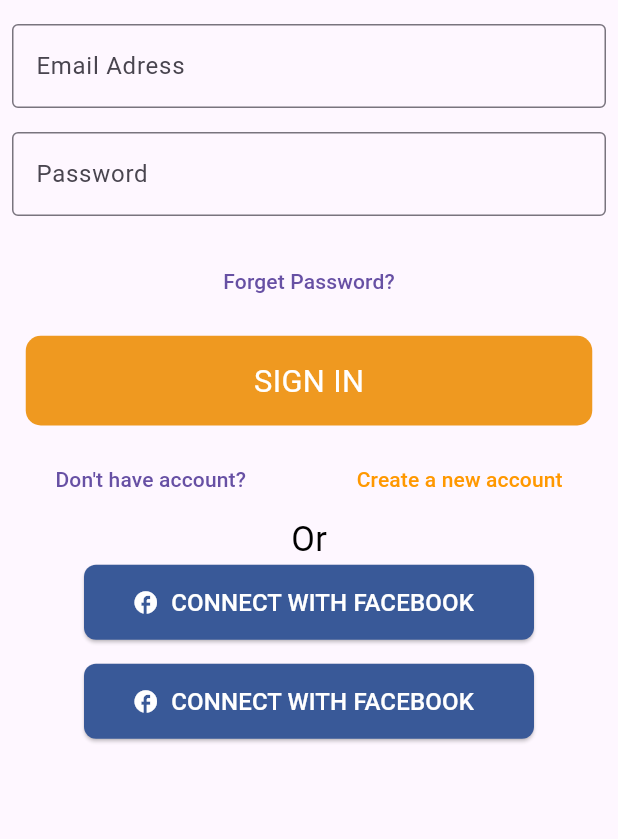
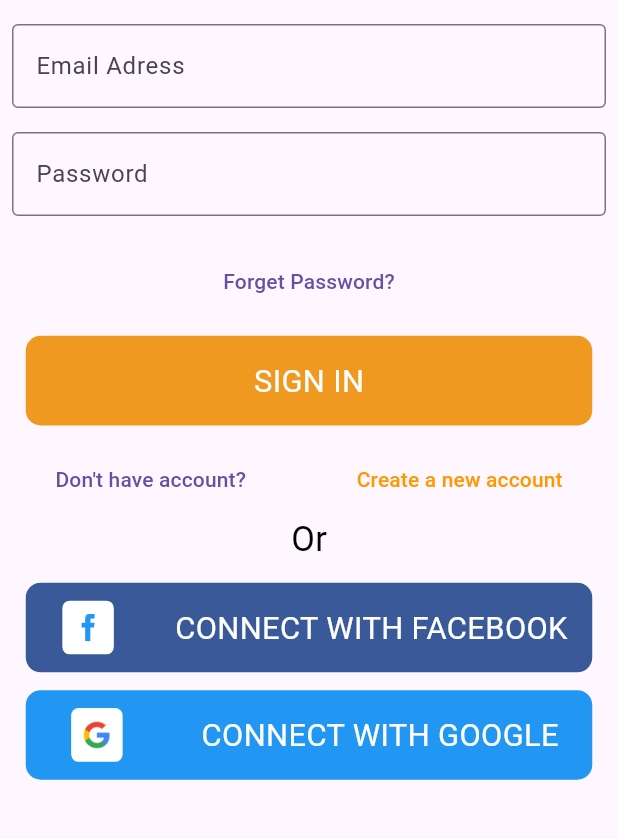
Before and after one commit to Muhammd-Shehzad/tammfoodapp, a Flutter app: the SignIn screen opened directly, on a phone screen of 412 x 824 dp, the part 345-1184 px from its top. Run offline on Flutter 3.47's test engine with Material 3 defaults, Android fonts, the phone set to English and light mode, and no system bars; our stand-ins replace flutter_screenutil, get.

```diff
--- a/lib/UI/SignIn/sign_in.dart
+++ b/lib/UI/SignIn/sign_in.dart
@@ -3,6 +3,7 @@ import 'package:flutter_screenutil/flutter_screenutil.dart';
 import 'package:foodapp/CustomWidget/custom_button.dart';
 import 'package:foodapp/CustomWidget/custom_text_field.dart';
 import 'package:foodapp/UI/ForgetPassword/forgot_password.dart';
+import 'package:foodapp/UI/SignUp/create_screen.dart';
 import 'package:get/get.dart';
 
 class SignIn extends StatefulWidget {
@@ -40,7 +41,10 @@ class _SignInState extends State<SignIn> {
               padding: const EdgeInsets.all(8.0),
               child: Text(
                 'Enter your Phone number or Email\naddresses for sign in.Enjoy your food:)',
-                style: TextStyle(color: Colors.black, fontSize: 18.sp,fontWeight: FontWeight.w300),
+                style: TextStyle(
+                    color: Colors.black,
+                    fontSize: 18.sp,
+                    fontWeight: FontWeight.w300),
               ),
             ),
           ),
@@ -51,12 +55,17 @@ class _SignInState extends State<SignIn> {
                 padding: const EdgeInsets.all(8.0),
                 child: CustomTextField(
                   text: 'Email Adress',
+                  icon: Icon(
+                    Icons.check,
+                    color: Colors.orange,
+                  ),
                 ),
               ),
               Padding(
                 padding: const EdgeInsets.all(8.0),
                 child: CustomTextField(
                   text: 'Password',
+                  icon: Icon(Icons.visibility),
                 ),
               ),
               SizedBox(
@@ -89,7 +98,9 @@ class _SignInState extends State<SignIn> {
                     child: Text('Don\'t have account?'),
                   ),
                   TextButton(
-                    onPressed: () {},
+                    onPressed: () {
+                      Get.to(CreateScreen());
+                    },
                     child: Text(
                       'Create a new account',
                       style: TextStyle(color: Colors.orange),
@@ -101,35 +112,79 @@ class _SignInState extends State<SignIn> {
                 'Or',
                 style: TextStyle(color: Colors.black, fontSize: 20.sp),
               ),
-              ElevatedButton.icon(
-                style: ElevatedButton.styleFrom(
-                  backgroundColor: Color(0xFF395998),
-                  minimumSize: Size(300, 50),
-                  shape: RoundedRectangleBorder(
-                    borderRadius: BorderRadius.circular(8),
+              SizedBox(
+                height: 10.h,
+              ),
+              InkWell(
+                onTap: () {},
+                child: Container(
+                  height: 50.h,
+                  width: 330.w,
+                  decoration: BoxDecoration(
+                      color: Color(0xFF395998),
+                      borderRadius: BorderRadius.circular(10)),
+                  child: Row(
+                    mainAxisAlignment: MainAxisAlignment.spaceAround,
+                    children: [
+                      Padding(
+                        padding: const EdgeInsets.all(8.0),
+                        child: Container(
+                          height: 30.h,
+                          width: 30.w,
+                          decoration: BoxDecoration(
+                              color: Colors.white,
+                              borderRadius: BorderRadius.circular(5)),
+                          child: Padding(
+                            padding: const EdgeInsets.all(8.0),
+                            child: Image.asset(
+                              'assets/f.png',
+                              color: Colors.blue,
+                            ),
+                          ),
+                        ),
+                      ),
+                      Text(
+                        'CONNECT WITH FACEBOOK',
+                        style: TextStyle(color: Colors.white, fontSize: 18.sp),
+                      ),
+                    ],
                   ),
                 ),
-                onPressed: () {},
-                icon: Icon(Icons.facebook, color: Colors.white),
-                label: Text(
-                  "CONNECT WITH FACEBOOK",
-                  style: TextStyle(color: Colors.white, fontSize: 16),
-                ),
               ),
-              SizedBox(height: 16),
-              ElevatedButton.icon(
-                style: ElevatedButton.styleFrom(
-                  backgroundColor: Color(0xFF395998),
-                  minimumSize: Size(300, 50),
-                  shape: RoundedRectangleBorder(
-                    borderRadius: BorderRadius.circular(8),
+              SizedBox(
+                height: 10.h,
+              ),
+              InkWell(
+                onTap: () {},
+                child: Container(
+                  height: 50.h,
+                  width: 330.w,
+                  decoration: BoxDecoration(
+                      color: Colors.blue,
+                      borderRadius: BorderRadius.circular(10)),
+                  child: Row(
+                    mainAxisAlignment: MainAxisAlignment.spaceAround,
+                    children: [
+                      Padding(
+                        padding: const EdgeInsets.all(8.0),
+                        child: Container(
+                          height: 30.h,
+                          width: 30.w,
+                          decoration: BoxDecoration(
+                              color: Colors.white,
+                              borderRadius: BorderRadius.circular(5)),
+                          child: Padding(
+                            padding: const EdgeInsets.all(8.0),
+                            child: Image.asset('assets/g.png'),
+                          ),
+                        ),
+                      ),
+                      Text(
+                        'CONNECT WITH GOOGLE',
+                        style: TextStyle(color: Colors.white, fontSize: 18.sp),
+                      ),
+                    ],
                   ),
-                ),
-                onPressed: () {},
-                icon: Icon(Icons.facebook, color: Colors.white),
-                label: Text(
-                  "CONNECT WITH FACEBOOK",
-                  style: TextStyle(color: Colors.white, fontSize: 16),
                 ),
               ),
             ],
--- a/lib/main.dart
+++ b/lib/main.dart
@@ -11,6 +11,7 @@ void main() {
       splitScreenMode: true,
       minTextAdapt: true,
       builder: (context, child) => const GetMaterialApp(
+         debugShowCheckedModeBanner: false,
         home: WelcomScreen(),
         // SignIn()
       ),
```
Also changed, not shown: assets/f.png (added), assets/g.png (added).
